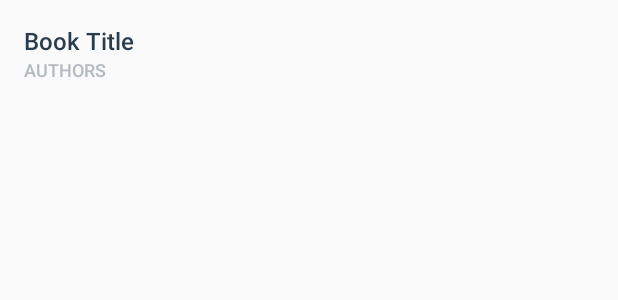
After one commit to HemantNimje/Books, an Android app: the layout list_item.xml on its own in the app's theme, with its tools: preview values and no code run, on a phone screen of 412 x 824 dp. The commit adds this screen. Shown: the top 300 px of the screen. Run offline under Robolectric (Android 15) with nearby library versions, the phone set to English and light mode, and no system bars.

Commit message:
Add layout for list_item

```diff
--- a/app/build.gradle
+++ b/app/build.gradle
@@ -4,7 +4,7 @@ android {
     compileSdkVersion 26
     defaultConfig {
         applicationId "com.example.hemant.books"
-        minSdkVersion 15
+        minSdkVersion 16
         targetSdkVersion 26
         versionCode 1
         versionName "1.0"
--- /dev/null
+++ b/app/src/main/res/layout/list_item.xml
@@ -0,0 +1,33 @@
+<?xml version="1.0" encoding="utf-8"?>
+<LinearLayout xmlns:android="http://schemas.android.com/apk/res/android"
+    xmlns:tools="http://schemas.android.com/tools"
+    android:layout_width="match_parent"
+    android:layout_height="wrap_content"
+    android:orientation="vertical"
+    android:padding="16dp">
+
+    <TextView
+        android:id="@+id/title"
+        android:layout_width="wrap_content"
+        android:layout_height="wrap_content"
+        android:ellipsize="end"
+        android:fontFamily="sans-serif-medium"
+        android:maxLines="1"
+        android:textColor="@color/textColorBookTitle"
+        android:textSize="16sp"
+        tools:text="@string/book_title" />
+
+
+    <TextView
+        android:id="@+id/authors"
+        android:layout_width="wrap_content"
+        android:layout_height="wrap_content"
+        android:ellipsize="end"
+        android:fontFamily="sans-serif-medium"
+        android:maxLines="1"
+        android:textAllCaps="true"
+        android:textColor="@color/textColorAuthorNames"
+        android:textSize="12sp"
+        tools:text="@string/authors" />
+
+</LinearLayout>
--- a/app/src/main/res/values/colors.xml
+++ b/app/src/main/res/values/colors.xml
@@ -3,4 +3,6 @@
     <color name="colorPrimary">#3F51B5</color>
     <color name="colorPrimaryDark">#303F9F</color>
     <color name="colorAccent">#FF4081</color>
+    <color name="textColorBookTitle">#2B3D4D</color>
+    <color name="textColorAuthorNames">#B4BAC0</color>
 </resources>
--- a/app/src/main/res/values/strings.xml
+++ b/app/src/main/res/values/strings.xml
@@ -1,4 +1,6 @@
 <resources>
     <string name="app_name">Books</string>
     <string name="search_hint">Enter keywords here</string>
+    <string name="book_title">Book Title</string>
+    <string name="authors">Authors</string>
 </resources>
```
